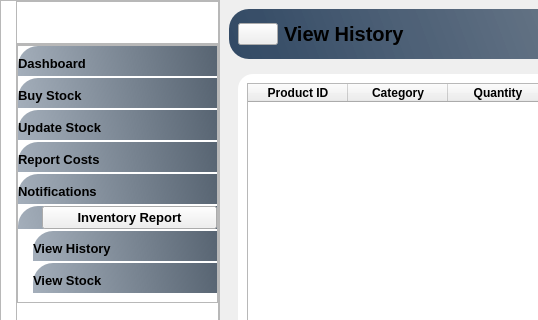
Old version of the form Inventory_Supervisor.ui in the repository mukarramdaniel/Distribution-System_Python; both pictures show x 0 to 538 and y 0 to 320 of the 1002 by 640 pixel window.
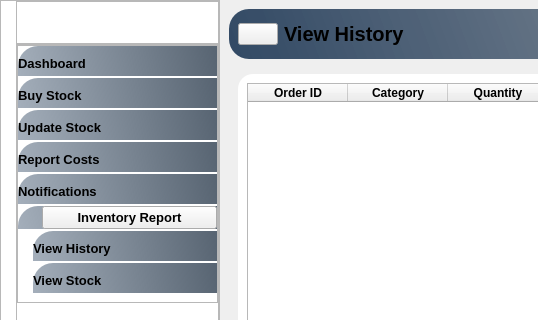
New version of the form. Icons and pictures are not drawn.

Commit message: Dev-U29-UI

Diff of the .ui file:
```diff
--- a/Inventory_Supervisor.ui
+++ b/Inventory_Supervisor.ui
@@ -3512,7 +3512,7 @@
                    </attribute>
                    <column>
                     <property name="text">
-                     <string>Product ID</string>
+                     <string>Order ID</string>
                     </property>
                     <property name="font">
                      <font>
```
The commit also changes 5 other files.
